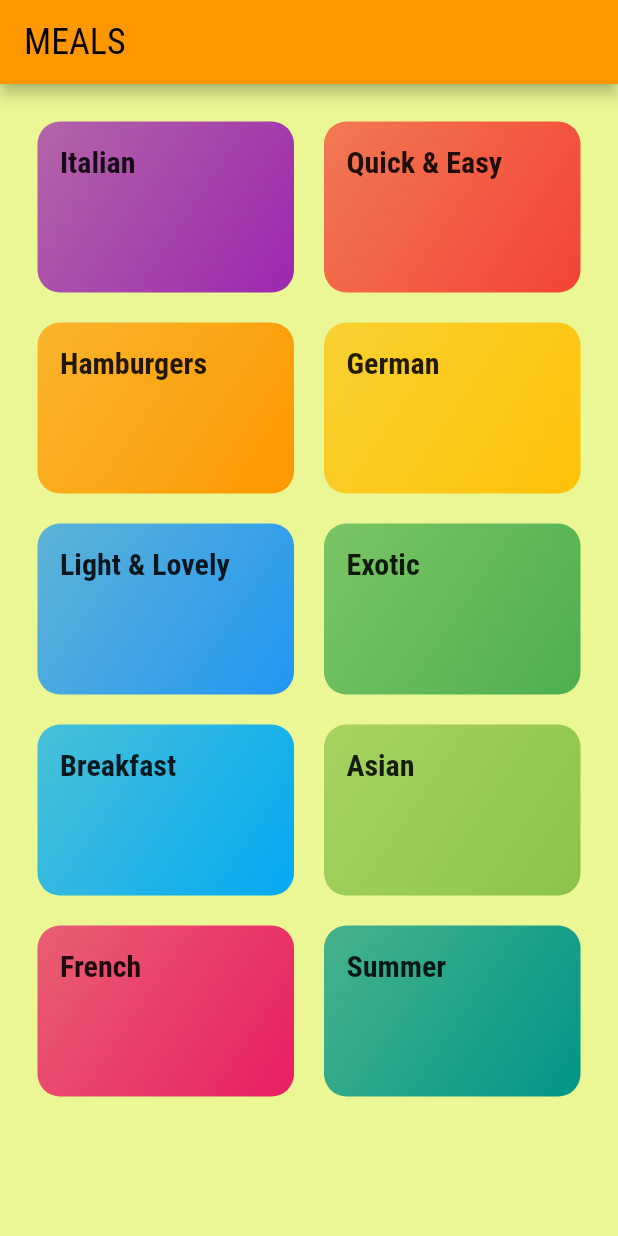
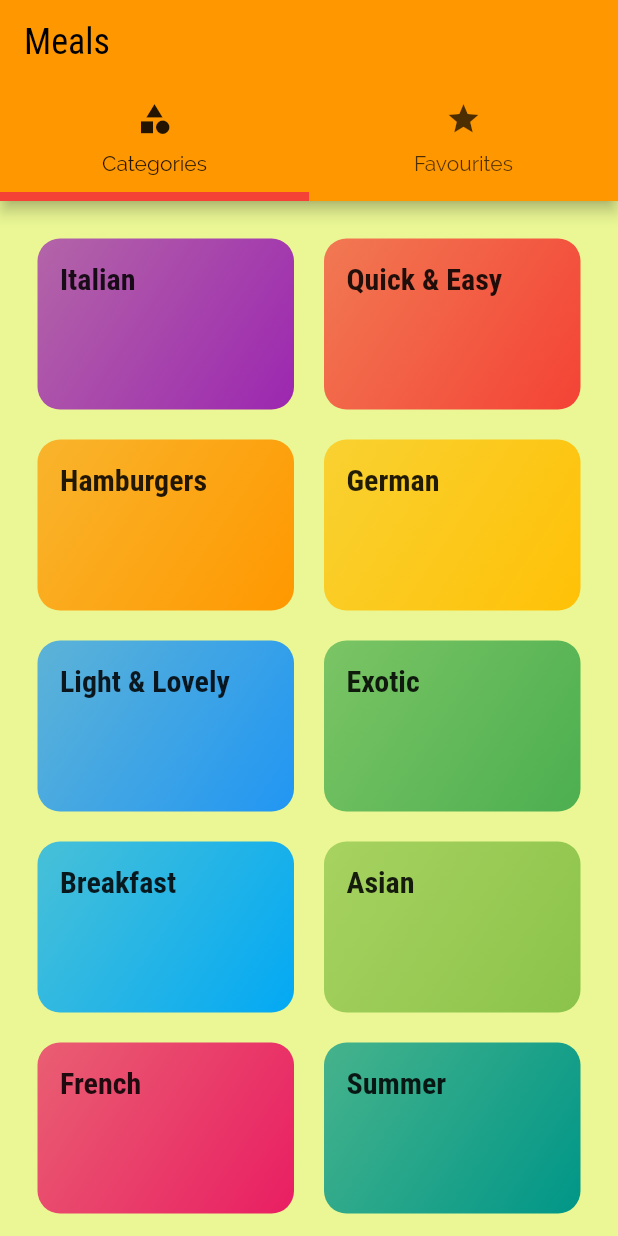
Before and after one commit to kis619/Flutter_Meals_App, a Flutter app: the screen it shows after launch, on a phone screen of 412 x 824 dp. Run offline on Flutter 3.47's test engine with Material 2 defaults, Android fonts, the phone set to English and light mode, and no system bars.

Commit message:
tab bar at the top and correcitons

```diff
--- a/lib/main.dart
+++ b/lib/main.dart
@@ -3,6 +3,7 @@ import 'package:flutter/material.dart';
 import './screens/categories_screen.dart';
 import './screens/category_meals_screen.dart';
 import './screens/meal_detail_screen.dart';
+import './screens/tabs_screen.dart';
 
 void main() {
   runApp(const MyApp());
@@ -38,15 +39,15 @@ class MyApp extends StatelessWidget {
               ),
           colorScheme: ColorScheme.fromSwatch(primarySwatch: Colors.orange)
               .copyWith(secondary: Colors.deepPurpleAccent)),
-      home: const CategoriesScreen(),
+      home: const TabsScreen(),
       routes: {
         CategoryMealsScreen.routeName: (ctx) => const CategoryMealsScreen(),
         MealDetailScreen.routeName: (ctx) => const MealDetailScreen(),
       },
-      onGenerateRoute: (settings) {
-        print(settings.arguments);
-        // return MaterialPageRoute(builder: (ctx) => const CategoriesScreen());
-      },
+      // onGenerateRoute: (settings) {
+      //   // print(settings.arguments);
+      //   // return MaterialPageRoute(builder: (ctx) => const CategoriesScreen());
+      // },
       onUnknownRoute: (settings) {
         return MaterialPageRoute(builder: (ctx) => const CategoriesScreen());
       },
--- a/lib/screens/categories_screen.dart
+++ b/lib/screens/categories_screen.dart
@@ -8,9 +8,7 @@ class CategoriesScreen extends StatelessWidget {
 
   @override
   Widget build(BuildContext context) {
-    return Scaffold(
-      appBar: AppBar(title: const Text("MEALS")),
-      body: GridView(
+    return GridView(
       padding: const EdgeInsets.all(25),
       gridDelegate: const SliverGridDelegateWithMaxCrossAxisExtent(
           maxCrossAxisExtent: 200,
@@ -18,9 +16,9 @@ class CategoriesScreen extends StatelessWidget {
           crossAxisSpacing: 20,
           mainAxisSpacing: 20),
       children: DUMMY_CATEGORIES
-            .map((category) => CategoryItem(category.title, category.color, category.id))
+          .map((category) =>
+              CategoryItem(category.title, category.color, category.id))
           .toList(),
-      ),
     );
   }
 }
--- a/lib/screens/meal_detail_screen.dart
+++ b/lib/screens/meal_detail_screen.dart
@@ -17,7 +17,7 @@ class MealDetailScreen extends StatelessWidget {
       body: SingleChildScrollView(
         child: Column(
           children: <Widget>[
-            Container(
+            SizedBox(
               height: 300,
               width: double.infinity,
               child: Image.network(
@@ -49,7 +49,7 @@ class MealDetailScreen extends StatelessWidget {
                             leading: CircleAvatar(child: Text('#${i + 1}')),
                             title: Text(meal.steps[i]),
                           ),
-                          Divider(
+                          const Divider(
                             thickness: 2.25,
                             color: Colors.black12,
                           )
--- /dev/null
+++ b/lib/screens/tabs_screen.dart
@@ -0,0 +1,37 @@
+import 'package:flutter/material.dart';
+import 'package:meals_app/screens/favourites_screen.dart';
+
+import './categories_screen.dart';
+
+class TabsScreen extends StatelessWidget {
+  const TabsScreen({super.key});
+
+  @override
+  Widget build(BuildContext context) {
+    return DefaultTabController(
+      length: 2,
+      // initialIndex: 1,
+      child: Scaffold(
+        appBar: AppBar(
+          title: const Text("Meals"),
+          bottom: const TabBar(
+            indicatorColor: Colors.red,
+            indicatorWeight: 6,
+            tabs: <Widget>[
+              Tab(
+                icon: Icon(Icons.category),
+                text: 'Categories',
+              ),
+              Tab(
+                icon: Icon(Icons.star),
+                text: 'Favourites',
+              )
+            ],
+          ),
+        ),
+        body: const TabBarView(
+            children: <Widget>[CategoriesScreen(), FavouritesScreen()]),
+      ),
+    );
+  }
+}
```
Also changed, not shown: lib/screens/favourites_screen.dart (added, +12 -0 lines). Lines whose indentation alone changed are shown as unchanged.
